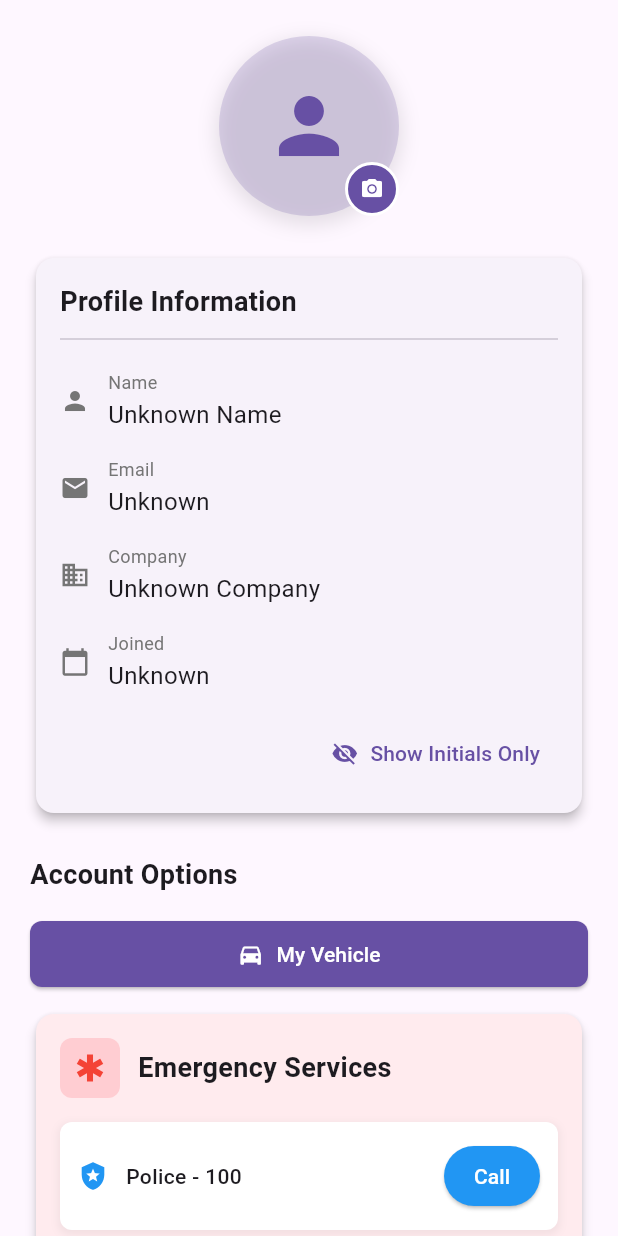
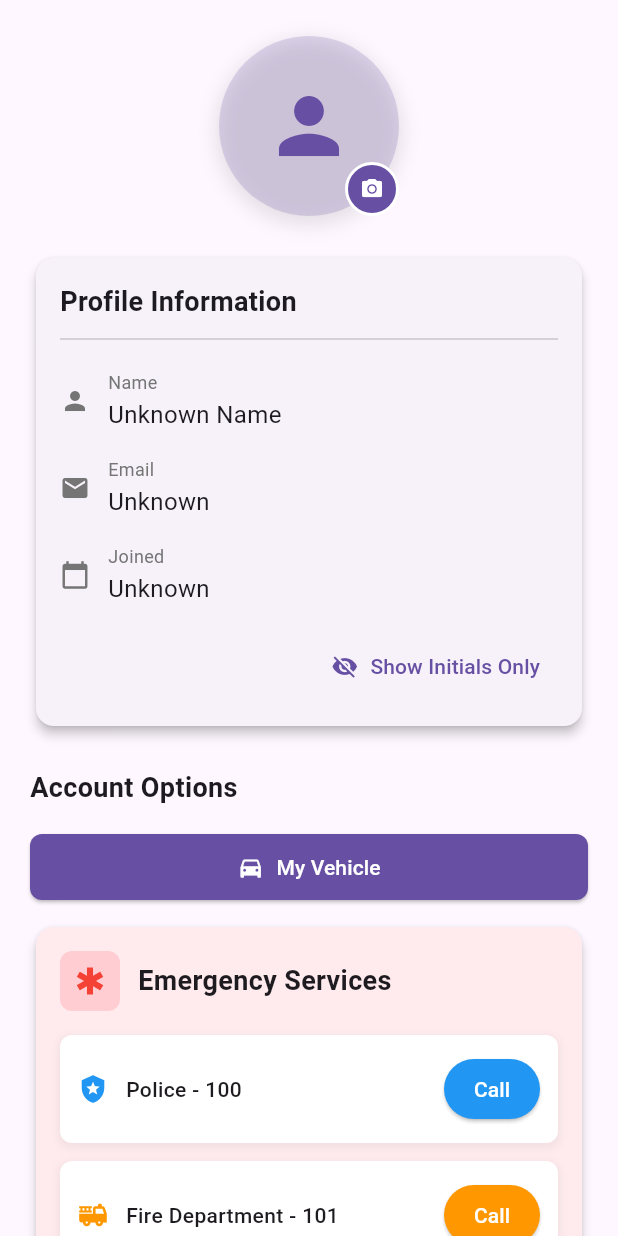
Before and after one commit to nikhil-mangla/RideShare, a Flutter app: the ProfileScreen screen opened directly, on a phone screen of 412 x 824 dp. Run offline on Flutter 3.47's test engine with Material 3 defaults, Android fonts, the phone set to English and light mode, and no system bars; our stand-ins replace cached_network_image, cloud_firestore, file_picker, firebase_auth, firebase_core, firebase_storage and 12 more; missing offline and left inert: flutter_parsed_text; accounts and stored records are empty.

Commit message:
updated profile page

```diff
--- a/lib/screens/profile/profile_screen.dart
+++ b/lib/screens/profile/profile_screen.dart
@@ -340,11 +340,7 @@ class ProfileScreen extends StatelessWidget {
                                 'Email',
                                 currentUser?.email ?? 'Unknown',
                               ),
-                              _buildInfoRow(
-                                Icons.business,
-                                'Company',
-                                currentUser?.companyName ?? 'Unknown Company',
-                              ),
+
                               _buildInfoRow(
                                 Icons.calendar_today,
                                 'Joined',
```
